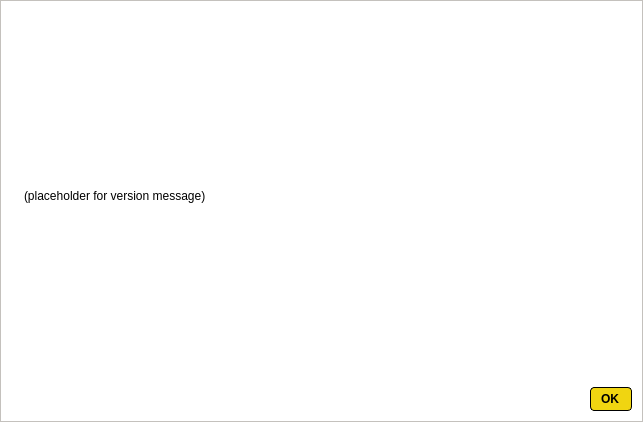
First picture: the form in src/qt/forms/aboutdialog.ui, repository piratecash/piratecash, before the edit.
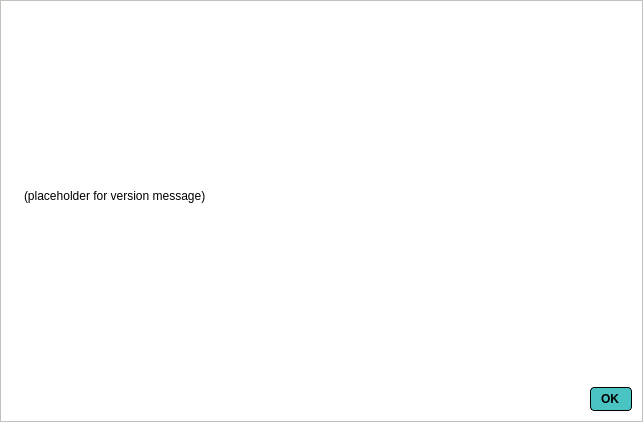
Second picture: the form after the edit. Icons and pictures are not drawn.

Diff of the .ui file:
```diff
--- a/src/qt/forms/aboutdialog.ui
+++ b/src/qt/forms/aboutdialog.ui
@@ -89,7 +89,7 @@
      <item>
       <widget class="QDialogButtonBox" name="buttonBox">
        <property name="styleSheet">
-        <string notr="true">background-color: rgb(240, 213, 17);
+        <string notr="true">background-color: rgb(74, 195, 195);
 color: rgb(0,0,0);
 border-radius: 4px;
 border-color:  rgb(0,0,0);
```
